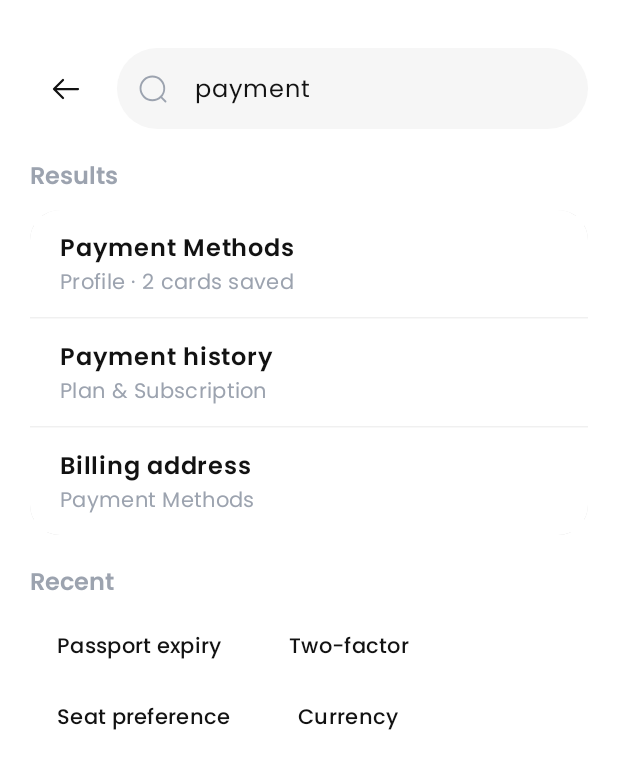
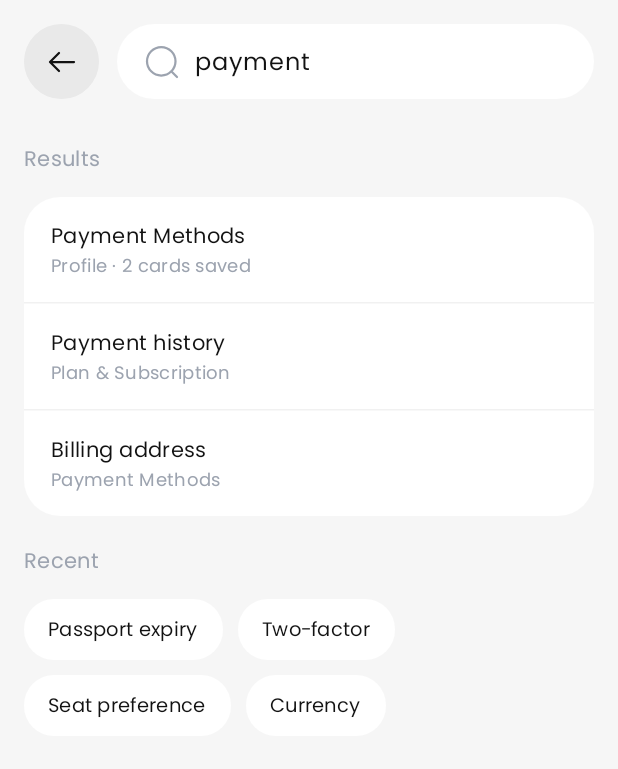
Before and after one commit to traveo-dev/traveo-app, an Android app built with Jetpack Compose: the @Preview function SearchProfileScreenPreview, on a phone screen of 412 x 824 dp. Shown: the top 769 px of the screen. Run offline under Robolectric (Android 15) with nearby library versions, the phone set to English and light mode, and no system bars.

Commit message:
feat: enhance profile search screen

```diff
--- a/app/src/main/java/com/traveo/app/feature/profile/presentation/SearchProfileScreen.kt
+++ b/app/src/main/java/com/traveo/app/feature/profile/presentation/SearchProfileScreen.kt
@@ -1,5 +1,6 @@
 package com.traveo.app.feature.profile.presentation
 
+import androidx.annotation.DrawableRes
 import androidx.compose.foundation.background
 import androidx.compose.foundation.clickable
 import androidx.compose.foundation.layout.Arrangement
@@ -19,15 +20,13 @@ import androidx.compose.foundation.layout.width
 import androidx.compose.foundation.rememberScrollState
 import androidx.compose.foundation.shape.CircleShape
 import androidx.compose.foundation.shape.RoundedCornerShape
+import androidx.compose.foundation.text.BasicTextField
 import androidx.compose.foundation.verticalScroll
 import androidx.compose.material3.HorizontalDivider
 import androidx.compose.material3.Icon
-import androidx.compose.material3.IconButton
 import androidx.compose.material3.MaterialTheme
 import androidx.compose.material3.Surface
 import androidx.compose.material3.Text
-import androidx.compose.material3.TextField
-import androidx.compose.material3.TextFieldDefaults
 import androidx.compose.runtime.Composable
 import androidx.compose.runtime.getValue
 import androidx.compose.runtime.mutableStateOf
@@ -36,16 +35,28 @@ import androidx.compose.runtime.setValue
 import androidx.compose.ui.Alignment
 import androidx.compose.ui.Modifier
 import androidx.compose.ui.draw.clip
-import androidx.compose.ui.graphics.Color
+import androidx.compose.ui.graphics.SolidColor
 import androidx.compose.ui.res.painterResource
-import androidx.compose.ui.text.font.FontWeight
 import androidx.compose.ui.tooling.preview.Preview
 import androidx.compose.ui.unit.dp
+import androidx.compose.ui.unit.em
 import androidx.compose.ui.unit.sp
 import com.traveo.app.R
 import com.traveo.app.core.designsystem.theme.TraveoTheme
 
+private data class SearchResult(
+    val title: String,
+    val subtitle: String,
+    val target: String
+)
+
 private val RecentChips = listOf("Passport expiry", "Two-factor", "Seat preference", "Currency")
+
+private val Results = listOf(
+    SearchResult("Payment Methods", "Profile · 2 cards saved", "Payment Methods"),
+    SearchResult("Payment history", "Plan & Subscription", "Plan & Subscription"),
+    SearchResult("Billing address", "Payment Methods", "Payment Methods")
+)
 
 @OptIn(ExperimentalLayoutApi::class)
 @Composable
@@ -57,131 +68,133 @@ fun SearchProfileScreen(
 
     Surface(
         modifier = Modifier.fillMaxSize(),
-        color = MaterialTheme.colorScheme.background
+        color = MaterialTheme.colorScheme.surfaceVariant
     ) {
         Column(
             modifier = Modifier
                 .fillMaxSize()
                 .verticalScroll(rememberScrollState())
                 .statusBarsPadding()
-                .padding(horizontal = 20.dp, vertical = 16.dp),
-            verticalArrangement = Arrangement.spacedBy(20.dp)
+                .padding(start = 16.dp, end = 16.dp, top = 16.dp, bottom = 100.dp),
         ) {
-            // Top Bar with Search Input
+            // Header
             Row(
-                modifier = Modifier
-                    .fillMaxWidth()
-                    .padding(top = 16.dp),
+                modifier = Modifier.fillMaxWidth(),
                 verticalAlignment = Alignment.CenterVertically,
-                horizontalArrangement = Arrangement.spacedBy(10.dp)
+                horizontalArrangement = Arrangement.spacedBy(12.dp)
             ) {
-                IconButton(onClick = onBackClick) {
-                    Icon(
-                        painter = painterResource(id = R.drawable.ic_arrow_back),
-                        contentDescription = "Back",
-                        tint = MaterialTheme.colorScheme.onBackground,
-                        modifier = Modifier.size(24.dp)
-                    )
-                }
+                CircleIconButton(
+                    iconRes = R.drawable.ic_arrow_back,
+                    contentDescription = "Back",
+                    onClick = onBackClick
+                )
 
-                TextField(
+                BasicTextField(
                     value = query,
                     onValueChange = { query = it },
                     modifier = Modifier
                         .weight(1f)
-                        .height(54.dp),
-                    placeholder = {
-                        Text(
-                            text = "Search settings, cards, passport...",
-                            style = MaterialTheme.typography.bodyLarge,
-                            color = MaterialTheme.colorScheme.outline
-                        )
-                    },
-                    leadingIcon = {
-                        Icon(
-                            painter = painterResource(id = R.drawable.ic_search),
-                            contentDescription = "Search",
-                            tint = MaterialTheme.colorScheme.outline,
-                            modifier = Modifier.size(20.dp)
-                        )
-                    },
+                        .height(50.dp)
+                        .clip(RoundedCornerShape(50))
+                        .background(MaterialTheme.colorScheme.surface),
                     singleLine = true,
-                    shape = RoundedCornerShape(50),
-                    colors = TextFieldDefaults.colors(
-                        focusedContainerColor = MaterialTheme.colorScheme.surfaceVariant,
-                        unfocusedContainerColor = MaterialTheme.colorScheme.surfaceVariant,
-                        focusedIndicatorColor = Color.Transparent,
-                        unfocusedIndicatorColor = Color.Transparent,
-                        cursorColor = MaterialTheme.colorScheme.primary,
-                        focusedTextColor = MaterialTheme.colorScheme.onSurface,
-                        unfocusedTextColor = MaterialTheme.colorScheme.onSurface
+                    textStyle = MaterialTheme.typography.bodyLarge.copy(
+                        color = MaterialTheme.colorScheme.onBackground
                     ),
-                    textStyle = MaterialTheme.typography.bodyLarge
+                    cursorBrush = SolidColor(MaterialTheme.colorScheme.primary),
+                    decorationBox = { innerTextField ->
+                        Row(
+                            modifier = Modifier
+                                .fillMaxSize()
+                                .padding(horizontal = 18.dp),
+                            verticalAlignment = Alignment.CenterVertically
+                        ) {
+                            Icon(
+                                painter = painterResource(id = R.drawable.ic_search),
+                                contentDescription = "Search",
+                                tint = MaterialTheme.colorScheme.outline,
+                                modifier = Modifier.size(24.dp)
+                            )
+
+                            Spacer(modifier = Modifier.width(10.dp))
+
+                            Box(
+                                modifier = Modifier.weight(1f),
+                                contentAlignment = Alignment.CenterStart
+                            ) {
+                                if (query.isEmpty()) {
+                                    Text(
+                                        text = "Search settings, cards, passport...",
+                                        style = MaterialTheme.typography.bodyMedium,
+                                        color = MaterialTheme.colorScheme.outline,
+                                        maxLines = 1
+                                    )
+                                }
+                                innerTextField()
+                            }
+                        }
+                    }
                 )
             }
 
-            // Results Section
-            Column(verticalArrangement = Arrangement.spacedBy(12.dp)) {
-                Text(
-                    text = "Results",
-                    style = MaterialTheme.typography.titleLarge.copy(fontSize = 16.sp),
-                    color = MaterialTheme.colorScheme.outline
-                )
+            Spacer(modifier = Modifier.height(30.dp))
 
-                Surface(
+            // Results
+            Column {
+                SectionLabel(text = "Results")
+
+                Spacer(modifier = Modifier.height(16.dp))
+
+                Column(
                     modifier = Modifier
                         .fillMaxWidth()
-                        .clip(RoundedCornerShape(20.dp)),
-                    color = Color.White,
-                    shadowElevation = 2.dp
+                        .clip(RoundedCornerShape(24.dp))
+                        .background(MaterialTheme.colorScheme.surface)
                 ) {
-                    Column {
+                    Results.forEachIndexed { index, result ->
                         SearchResultItem(
-                            title = "Payment Methods",
-                            subtitle = "Profile · 2 cards saved",
-                            onClick = { onResultClick("Payment Methods") }
+                            title = result.title,
+                            subtitle = result.subtitle,
+                            onClick = { onResultClick(result.target) }
                         )
-                        HorizontalDivider(color = Color(0x0F000000))
-                        SearchResultItem(
-                            title = "Payment history",
-                            subtitle = "Plan & Subscription",
-                            onClick = { onResultClick("Plan & Subscription") }
-                        )
-                        HorizontalDivider(color = Color(0x0F000000))
-                        SearchResultItem(
-                            title = "Billing address",
-                            subtitle = "Payment Methods",
-                            onClick = { onResultClick("Payment Methods") }
-                        )
+
+                        if (index != Results.lastIndex) {
+                            HorizontalDivider(
+                                color = MaterialTheme.colorScheme.onBackground.copy(alpha = 0.06f)
+                            )
+                        }
                     }
                 }
             }
 
-            // Recent Section
-            Column(verticalArrangement = Arrangement.spacedBy(12.dp)) {
-                Text(
-                    text = "Recent",
-                    style = MaterialTheme.typography.titleLarge.copy(fontSize = 16.sp),
-                    color = MaterialTheme.colorScheme.outline
-                )
+            Spacer(modifier = Modifier.height(20.dp))
+
+            // Recent
+            Column() {
+                SectionLabel(text = "Recent")
+
+                Spacer(modifier = Modifier.height(16.dp))
 
                 FlowRow(
-                    horizontalArrangement = Arrangement.spacedBy(8.dp),
-                    verticalArrangement = Arrangement.spacedBy(8.dp)
+                    horizontalArrangement = Arrangement.spacedBy(10.dp),
+                    verticalArrangement = Arrangement.spacedBy(10.dp)
                 ) {
                     RecentChips.forEach { chipText ->
                         Box(
                             modifier = Modifier
-                                .clip(RoundedCornerShape(50))
-                                .background(Color.White)
+                                .clip(RoundedCornerShape(20.dp))
+                                .background(MaterialTheme.colorScheme.surface)
                                 .clickable { query = chipText }
-                                .padding(horizontal = 18.dp, vertical = 10.dp)
+                                .padding(horizontal = 16.dp, vertical = 11.dp)
                         ) {
                             Text(
                                 text = chipText,
-                                style = MaterialTheme.typography.bodyMedium,
-                                fontWeight = FontWeight.Medium,
-                                color = MaterialTheme.colorScheme.onSurface
+                                style = MaterialTheme.typography.bodyMedium.copy(
+                                    fontSize = 13.sp,
+                                    lineHeight = 1.24.em,
+                                ),
+                                color = MaterialTheme.colorScheme.onBackground,
+                                maxLines = 1
                             )
                         }
                     }
@@ -189,6 +202,39 @@ fun SearchProfileScreen(
             }
         }
     }
+}
+
+@Composable
+private fun CircleIconButton(
+    @DrawableRes iconRes: Int,
+    contentDescription: String,
+    onClick: () -> Unit,
+    modifier: Modifier = Modifier
+) {
+    Box(
+        modifier = modifier
+            .size(50.dp)
+            .clip(CircleShape)
+            .background(MaterialTheme.colorScheme.onBackground.copy(alpha = 0.06f))
+            .clickable(onClick = onClick),
+        contentAlignment = Alignment.Center
+    ) {
+        Icon(
+            painter = painterResource(id = iconRes),
+            contentDescription = contentDescription,
+            tint = MaterialTheme.colorScheme.onSurface,
+            modifier = Modifier.size(24.dp)
+        )
+    }
+}
+
+@Composable
+private fun SectionLabel(text: String) {
+    Text(
+        text = text,
+        style = MaterialTheme.typography.bodyMedium,
+        color = MaterialTheme.colorScheme.outline
+    )
 }
 
 @Composable
@@ -201,18 +247,17 @@ private fun SearchResultItem(
         modifier = Modifier
             .fillMaxWidth()
             .clickable(onClick = onClick)
-            .padding(horizontal = 20.dp, vertical = 14.dp)
+            .padding(horizontal = 18.dp, vertical = 16.dp)
     ) {
         Text(
             text = title,
-            style = MaterialTheme.typography.bodyLarge,
-            fontWeight = FontWeight.SemiBold,
+            style = MaterialTheme.typography.bodyMedium,
             color = MaterialTheme.colorScheme.onBackground
         )
         Spacer(modifier = Modifier.height(2.dp))
         Text(
             text = subtitle,
-            style = MaterialTheme.typography.bodyMedium,
+            style = MaterialTheme.typography.bodyMedium.copy(fontSize = 12.sp),
             color = MaterialTheme.colorScheme.outline
         )
     }
```
